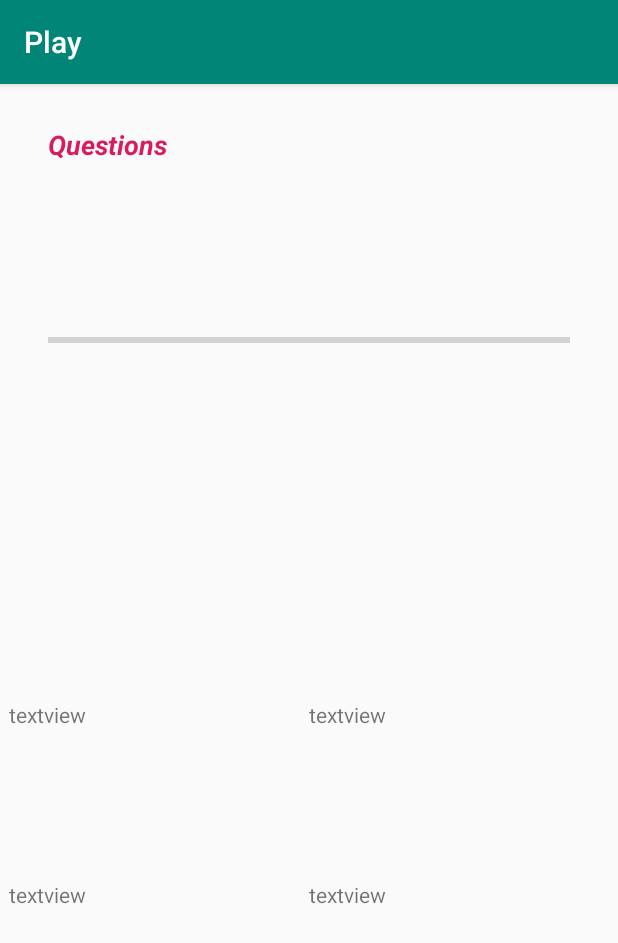
After one commit to VrajGohil/QuizApp, an Android app: the PlayActivity screen opened directly, with no data from a screen before it, on a phone screen of 412 x 824 dp. The commit adds this screen. Shown: the top 943 px of the screen. Run offline under Robolectric (Android 15) with nearby library versions, the phone set to English and light mode, and no system bars.

Commit message:
Added play activity

```diff
--- a/app/src/main/AndroidManifest.xml
+++ b/app/src/main/AndroidManifest.xml
@@ -18,7 +18,10 @@
         </activity>
         <activity
             android:name=".ScoreActivity"
-            android:label="Score"></activity>
+            android:label="Score" />
+        <activity
+            android:name=".PlayActivity"
+            android:label="Play"></activity>
     </application>
 
 </manifest>
--- a/app/src/main/java/io/github/vrajgohil/quizapp/MainActivity.java
+++ b/app/src/main/java/io/github/vrajgohil/quizapp/MainActivity.java
@@ -21,5 +21,13 @@ public class MainActivity extends AppCompatActivity{
                 startActivity(scoreIntent);
             }
         });
+        Button play=(Button)findViewById(R.id.button);
+        play.setOnClickListener(new View.OnClickListener() {
+            @Override
+            public void onClick(View v) {
+                Intent playIntent=new Intent(MainActivity.this,PlayActivity.class);
+                startActivity(playIntent);
+            }
+        });
     }
 }
--- /dev/null
+++ b/app/src/main/java/io/github/vrajgohil/quizapp/PlayActivity.java
@@ -0,0 +1,13 @@
+package io.github.vrajgohil.quizapp;
+
+import android.support.v7.app.AppCompatActivity;
+import android.os.Bundle;
+
+public class PlayActivity extends AppCompatActivity {
+
+    @Override
+    protected void onCreate(Bundle savedInstanceState) {
+        super.onCreate(savedInstanceState);
+        setContentView(R.layout.activity_play);
+    }
+}
--- /dev/null
+++ b/app/src/main/res/layout/activity_play.xml
@@ -0,0 +1,83 @@
+<?xml version="1.0" encoding="utf-8"?>
+<android.support.constraint.ConstraintLayout xmlns:android="http://schemas.android.com/apk/res/android"
+    xmlns:app="http://schemas.android.com/apk/res-auto"
+    xmlns:tools="http://schemas.android.com/tools"
+    android:layout_width="match_parent"
+    android:layout_height="match_parent"
+    tools:context=".PlayActivity">
+
+    <TextView
+        android:id="@+id/textView6"
+        android:layout_width="200dp"
+        android:layout_height="65dp"
+        android:layout_marginStart="6dp"
+        android:layout_marginTop="160dp"
+        android:text="@string/textview"
+        app:layout_constraintBottom_toTopOf="@+id/textView4"
+        app:layout_constraintEnd_toStartOf="@+id/textView3"
+        app:layout_constraintStart_toStartOf="parent"
+        app:layout_constraintTop_toBottomOf="@+id/progressBar3" />
+
+    <TextView
+        android:id="@+id/textView"
+        android:layout_width="348dp"
+        android:layout_height="118dp"
+        android:layout_marginStart="8dp"
+        android:layout_marginTop="28dp"
+        android:layout_marginEnd="8dp"
+        android:text="@string/questions"
+        android:textColor="@color/colorAccent"
+        android:textSize="18sp"
+        android:textStyle="bold|italic"
+        app:layout_constraintEnd_toEndOf="parent"
+        app:layout_constraintStart_toStartOf="parent"
+        app:layout_constraintTop_toTopOf="parent" />
+
+    <ProgressBar
+        android:id="@+id/progressBar3"
+        style="?android:attr/progressBarStyleHorizontal"
+        android:layout_width="348dp"
+        android:layout_height="50dp"
+        android:layout_marginStart="8dp"
+        android:layout_marginEnd="8dp"
+        app:layout_constraintEnd_toEndOf="parent"
+        app:layout_constraintStart_toStartOf="parent"
+        app:layout_constraintTop_toBottomOf="@+id/textView" />
+
+    <TextView
+        android:id="@+id/textView3"
+        android:layout_width="200dp"
+        android:layout_height="65dp"
+        android:layout_marginTop="160dp"
+        android:layout_marginEnd="6dp"
+        android:text="@string/textview"
+        app:layout_constraintBottom_toTopOf="@+id/textView5"
+        app:layout_constraintEnd_toEndOf="parent"
+        app:layout_constraintStart_toEndOf="@+id/textView6"
+        app:layout_constraintTop_toBottomOf="@+id/progressBar3" />
+
+    <TextView
+        android:id="@+id/textView4"
+        android:layout_width="200dp"
+        android:layout_height="65dp"
+        android:layout_marginStart="6dp"
+        android:layout_marginBottom="117dp"
+        android:text="@string/textview"
+        app:layout_constraintBottom_toBottomOf="parent"
+        app:layout_constraintEnd_toStartOf="@+id/textView5"
+        app:layout_constraintStart_toStartOf="parent"
+        app:layout_constraintTop_toBottomOf="@+id/textView6" />
+
+    <TextView
+        android:id="@+id/textView5"
+        android:layout_width="200dp"
+        android:layout_height="65dp"
+        android:layout_marginEnd="6dp"
+        android:layout_marginBottom="117dp"
+        android:text="@string/textview"
+        app:layout_constraintBottom_toBottomOf="parent"
+        app:layout_constraintEnd_toEndOf="parent"
+        app:layout_constraintStart_toEndOf="@+id/textView4"
+        app:layout_constraintTop_toBottomOf="@+id/textView3" />
+
+</android.support.constraint.ConstraintLayout>
--- a/app/src/main/res/values/colors.xml
+++ b/app/src/main/res/values/colors.xml
@@ -2,5 +2,5 @@
 <resources>
     <color name="colorPrimary">#008577</color>
     <color name="colorPrimaryDark">#00574B</color>
-    <color name="colorAccent">#D81B60</color>
+    <color name="colorAccent">#d81b60</color>
 </resources>
--- a/app/src/main/res/values/strings.xml
+++ b/app/src/main/res/values/strings.xml
@@ -3,4 +3,6 @@
     <string name="name">Name</string>
     <string name="scores">Scores</string>
     <string name="play">Play</string>
+    <string name="questions">Questions</string>
+    <string name="textview">textview</string>
 </resources>
```
